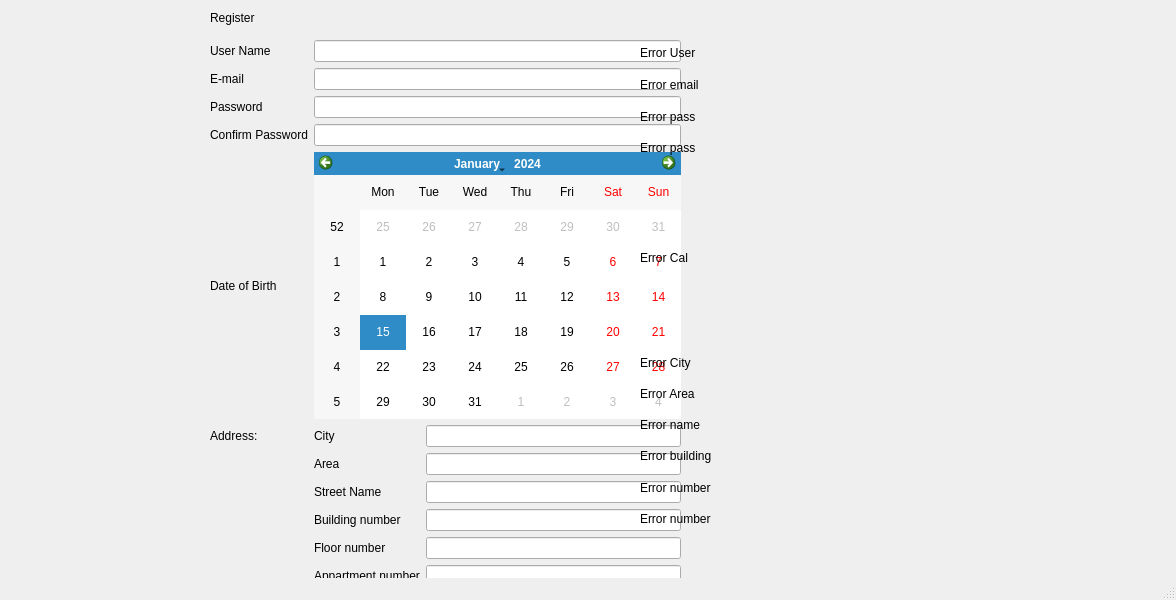
Qt form Salamtak Qt files/registeration.ui (Ahmed-Waseem77/SalamtakProjCS2) before a commit.
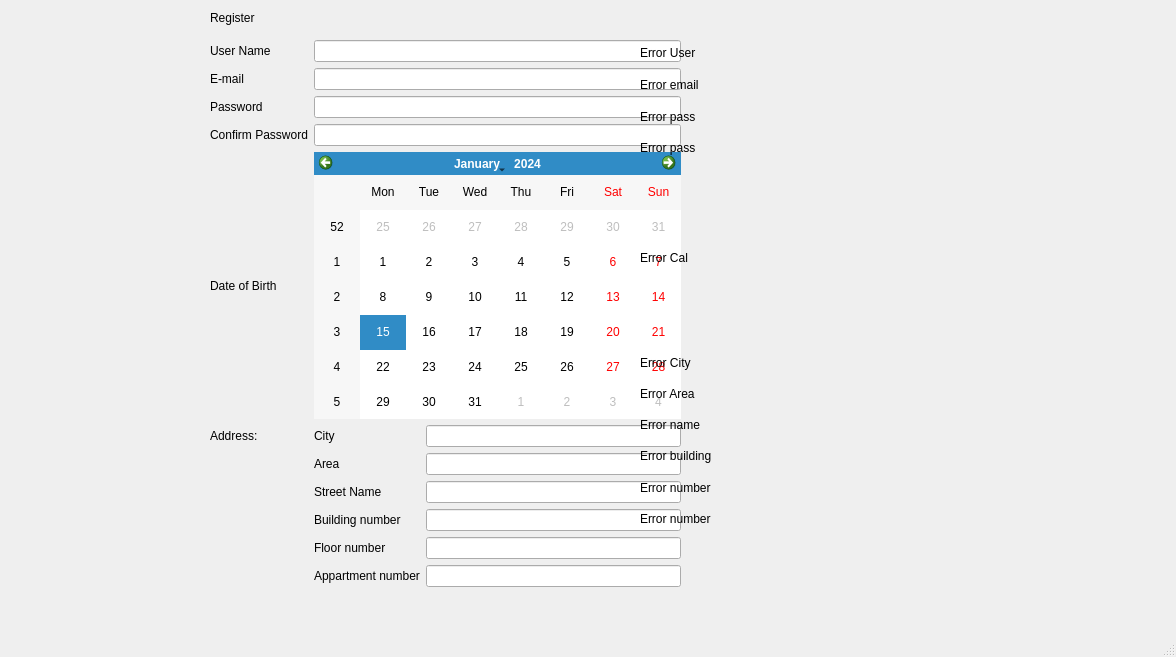
The same form after that commit.

Diff of the .ui file:
```diff
--- a/Salamtak Qt files/registeration.ui
+++ b/Salamtak Qt files/registeration.ui
@@ -7,7 +7,7 @@
     <x>0</x>
     <y>0</y>
     <width>1176</width>
-    <height>600</height>
+    <height>657</height>
    </rect>
   </property>
   <property name="windowTitle">
```
